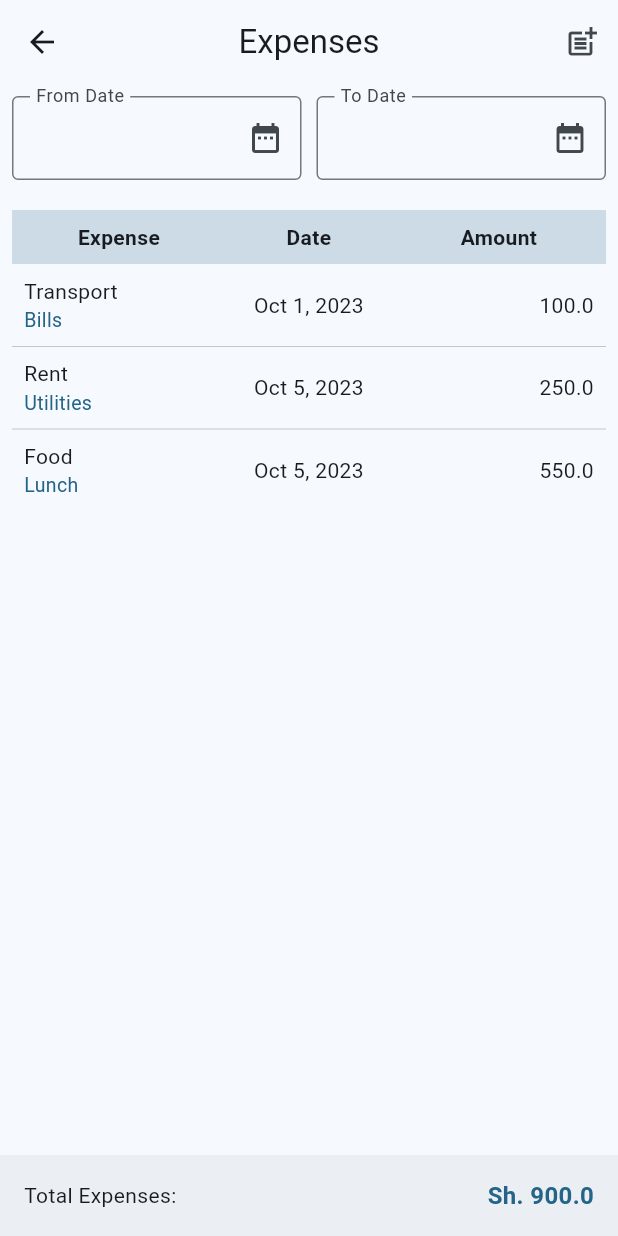
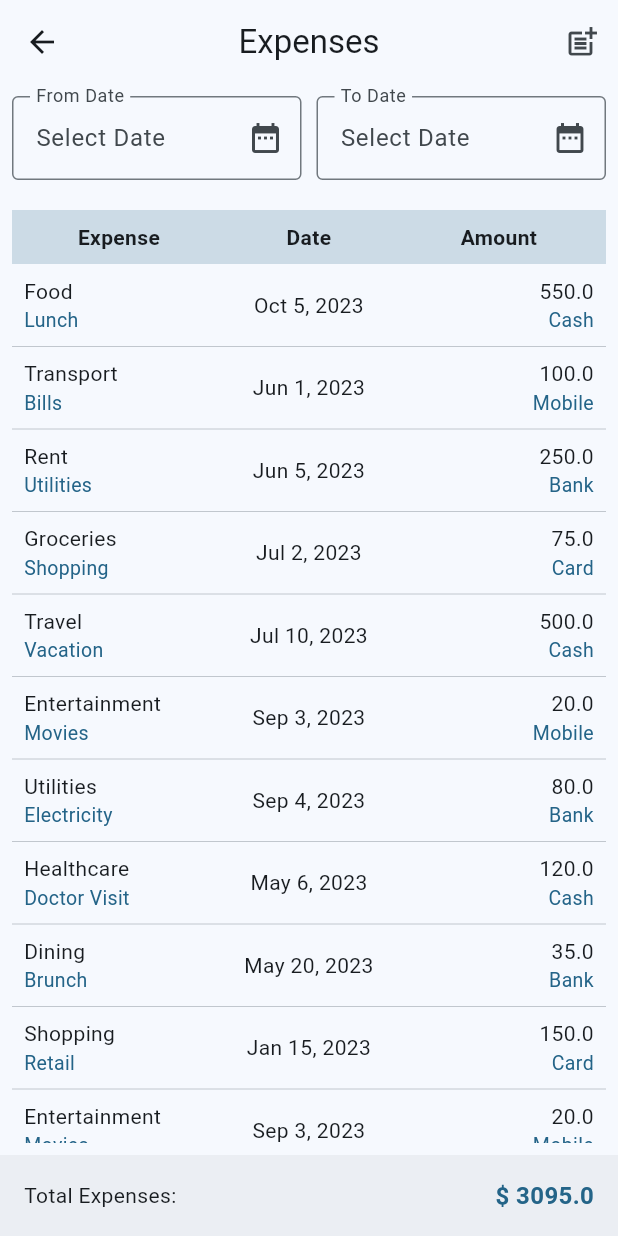
Before and after one commit to timnyambane/shopio, a Flutter app: the ExpensesScreen screen opened directly, on a phone screen of 412 x 824 dp. Run offline on Flutter 3.47's test engine with Material 2 defaults, Android fonts, the light colour scheme and no system bars; our stand-ins replace fluttertoast, get; missing offline and left inert: flutter_barcode_scanner.

Commit message:
Expenses added

```diff
--- a/lib/components/grid.dart
+++ b/lib/components/grid.dart
@@ -21,7 +21,7 @@ class GridItems {
 }
 
 List<GridItems> gridIcons = [
-  GridItems(title: 'Sell', icon: 'assets/sell.png', screen: const SellScreen()),
+  GridItems(title: 'Sell', icon: 'assets/sell.png', screen: SellScreen()),
   GridItems(
       title: 'Parties', icon: 'assets/parties.png', screen: PartiesScreen()),
   GridItems(
--- a/lib/controllers/Expenses/expenses_controller.dart
+++ b/lib/controllers/Expenses/expenses_controller.dart
@@ -5,30 +5,76 @@ class ExpensesController extends GetxController {
   final fromCtr = TextEditingController();
   final toCtr = TextEditingController();
   final expensesList = <Map<String, dynamic>>[].obs;
+  RxList<Map<String, dynamic>> filteredExpenses = <Map<String, dynamic>>[].obs;
 
   @override
   void onInit() {
     super.onInit();
-    addExpense('Transport', 'Bills', DateTime(2023, 10, 1), 100);
-    addExpense('Rent', 'Utilities', DateTime(2023, 10, 5), 250);
-    addExpense('Food', 'Lunch', DateTime(2023, 10, 5), 550);
+    addExpense('Food', 'Lunch', DateTime(2023, 10, 5), 550, 'Cash');
+    addExpense('Transport', 'Bills', DateTime(2023, 6, 1), 100, 'Mobile');
+    addExpense('Rent', 'Utilities', DateTime(2023, 6, 5), 250, 'Bank');
+    addExpense('Groceries', 'Shopping', DateTime(2023, 7, 2), 75, 'Card');
+    addExpense('Travel', 'Vacation', DateTime(2023, 7, 10), 500, 'Cash');
+    addExpense('Entertainment', 'Movies', DateTime(2023, 9, 3), 20, 'Mobile');
+    addExpense('Utilities', 'Electricity', DateTime(2023, 9, 4), 80, 'Bank');
+    addExpense('Healthcare', 'Doctor Visit', DateTime(2023, 5, 6), 120, 'Cash');
+    addExpense('Clothing', 'Shopping', DateTime(2023, 10, 7), 50, 'Card');
+    addExpense('Dining', 'Dinner', DateTime(2023, 10, 8), 30, 'Cash');
+    addExpense('Education', 'Books', DateTime(2023, 10, 9), 60, 'Mobile');
+    addExpense('Dining', 'Brunch', DateTime(2023, 5, 20), 35, 'Bank');
+    addExpense('Shopping', 'Retail', DateTime(2023, 1, 15), 150, 'Card');
+    addExpense('Entertainment', 'Movies', DateTime(2023, 9, 3), 20, 'Mobile');
+    addExpense('Utilities', 'Electricity', DateTime(2023, 9, 4), 80, 'Bank');
+    addExpense('Healthcare', 'Doctor Visit', DateTime(2023, 5, 6), 120, 'Cash');
+    addExpense('Clothing', 'Shopping', DateTime(2023, 10, 7), 50, 'Card');
+    addExpense('Dining', 'Dinner', DateTime(2023, 10, 8), 30, 'Cash');
+    addExpense('Education', 'Books', DateTime(2023, 10, 9), 60, 'Mobile');
+    addExpense('Dining', 'Brunch', DateTime(2023, 5, 20), 35, 'Bank');
+    addExpense('Shopping', 'Retail', DateTime(2023, 1, 15), 150, 'Card');
+    addExpense('Entertainment', 'Movies', DateTime(2023, 9, 3), 20, 'Mobile');
+    addExpense('Utilities', 'Electricity', DateTime(2023, 9, 4), 80, 'Bank');
+    addExpense('Healthcare', 'Doctor Visit', DateTime(2023, 5, 6), 120, 'Cash');
+    addExpense('Clothing', 'Shopping', DateTime(2023, 10, 7), 50, 'Card');
+    addExpense('Dining', 'Dinner', DateTime(2023, 10, 8), 30, 'Cash');
+    addExpense('Education', 'Books', DateTime(2023, 10, 9), 60, 'Mobile');
+    addExpense('Dining', 'Brunch', DateTime(2023, 5, 20), 35, 'Bank');
+    addExpense('Shopping', 'Retail', DateTime(2023, 1, 15), 150, 'Card');
+    addExpense('Entertainment', 'Movies', DateTime(2023, 9, 3), 20, 'Mobile');
+    addExpense('Utilities', 'Electricity', DateTime(2023, 9, 4), 80, 'Bank');
+    addExpense('Healthcare', 'Doctor Visit', DateTime(2023, 5, 6), 120, 'Cash');
+    addExpense('Clothing', 'Shopping', DateTime(2023, 10, 7), 50, 'Card');
+    addExpense('Dining', 'Dinner', DateTime(2023, 10, 8), 30, 'Cash');
+    addExpense('Education', 'Books', DateTime(2023, 10, 9), 60, 'Mobile');
+    addExpense('Dining', 'Brunch', DateTime(2023, 5, 20), 35, 'Bank');
+    addExpense('Shopping', 'Retail', DateTime(2023, 1, 15), 150, 'Card');
+    filterExpenses(DateTime(2000, 1, 1), DateTime.now());
   }
 
   double getTotalExpenses() {
     double total = 0;
-    for (final expenseData in expensesList) {
+    for (final expenseData in filteredExpenses) {
       total += expenseData['amount'];
     }
     return total;
   }
 
-  void addExpense(String expense, String expCat, DateTime date, double amount) {
+  void addExpense(String expense, String expCat, DateTime date, double amount,
+      String paymentMethod) {
     expensesList.add({
       'expense': expense,
       'exp_cat': expCat,
       'date': date,
       'amount': amount,
+      'payment_method': paymentMethod,
     });
+  }
+
+  void filterExpenses(DateTime fromDate, DateTime toDate) {
+    filteredExpenses.assignAll(expensesList.where((expenseData) {
+      final date = expenseData['date'] as DateTime;
+      return date.isAfter(fromDate.subtract(const Duration(days: 1))) &&
+          date.isBefore(toDate.add(const Duration(days: 1)));
+    }).toList());
   }
 
   @override
--- a/lib/controllers/Party/add_party_controller.dart
+++ b/lib/controllers/Party/add_party_controller.dart
@@ -30,7 +30,7 @@ class AddPartyController extends GetxController {
       isCreating.value = true;
 
       try {
-        final party = Party(
+        final party = PartyModel(
           name: capitalize(nameCtr.text),
           phone: phoneCtr.text,
           role: selectedRole.value,
--- a/lib/controllers/Party/update_party_controller.dart
+++ b/lib/controllers/Party/update_party_controller.dart
@@ -30,7 +30,7 @@ class UpdatePartyController extends GetxController {
       isUpdating.value = true;
 
       try {
-        final party = Party(
+        final party = PartyModel(
           id: partyId,
           name: capitalize(nameCtr.text),
           phone: phoneCtr.text,
--- /dev/null
+++ b/lib/controllers/Sell/sell_controller.dart
@@ -0,0 +1,6 @@
+import 'package:flutter/material.dart';
+import 'package:get/get.dart';
+
+class SellController extends GetxController {
+  final searchCtr = TextEditingController();
+}
--- a/lib/controllers/products/add_product_controller.dart
+++ b/lib/controllers/products/add_product_controller.dart
@@ -41,9 +41,7 @@ class AddProductController extends GetxController {
 
   void submitProduct() async {
     if (formKey.currentState!.validate()) {
-      if (productCategory.value == 'Select category') {
-        Get.snackbar("Warning", "Please select category");
-      } else if (units.value == '') {
+      if (units.value == '') {
         Get.snackbar("Warning", "Please select units");
       } else {
         isAdding.value = true;
@@ -91,7 +89,7 @@ class AddProductController extends GetxController {
           }
         } catch (e) {
           Fluttertoast.showToast(
-              msg: 'Error creating party: $e',
+              msg: 'Error creating product: $e',
               toastLength: Toast.LENGTH_SHORT,
               gravity: ToastGravity.TOP,
               backgroundColor: Colors.red,
--- a/lib/controllers/products/products_controller.dart
+++ b/lib/controllers/products/products_controller.dart
@@ -3,6 +3,8 @@ import 'package:fluttertoast/fluttertoast.dart';
 import 'package:get/get.dart';
 import 'package:http/http.dart' as http;
 import 'dart:convert';
+
+import 'package:shopio/utils/constants.dart';
 
 class ProductsController extends GetxController {
   final loading = true.obs;
@@ -19,7 +21,7 @@ class ProductsController extends GetxController {
   Future<void> fetchProducts() async {
     loading.value = true;
     try {
-      final url = Uri.parse('https://jacmwas.pythonanywhere.com/products/');
+      final url = Uri.parse(Constants.productsEndpoint);
       final response = await http.get(url);
       if (response.statusCode == 200) {
         final List<dynamic> responseData = json.decode(response.body);
--- a/lib/views/Auth/register.dart
+++ b/lib/views/Auth/register.dart
@@ -1,7 +1,7 @@
 import 'package:flutter/material.dart';
 import 'package:get/get.dart';
 
-import '../../controllers/auth/register_controller.dart';
+import '../../controllers/Auth/register_controller.dart';
 
 class RegisterScreen extends StatelessWidget {
   const RegisterScreen({super.key});
--- a/lib/views/Expenses/add_expense.dart
+++ b/lib/views/Expenses/add_expense.dart
@@ -48,7 +48,7 @@ class AddExpenseScreen extends StatelessWidget {
                   controller: controller.expCatCtr,
                   onTap: () async {},
                   decoration: const InputDecoration(
-                    labelText: 'Product Category',
+                    labelText: 'Expense Category',
                     floatingLabelBehavior: FloatingLabelBehavior.always,
                     suffixIcon: Icon(Icons.category),
                     border: OutlineInputBorder(),
--- a/lib/views/Expenses/expenses.dart
+++ b/lib/views/Expenses/expenses.dart
@@ -21,11 +21,11 @@ class ExpensesScreen extends StatelessWidget {
             onPressed: () {
               Navigator.of(context).push(_createRoute());
             },
-              icon: const Icon(Icons.post_add))
+            icon: const Icon(Icons.post_add),
+          )
         ],
       ),
-      body: SingleChildScrollView(
-        child: Padding(
+      body: Padding(
         padding: const EdgeInsets.all(8.0),
         child: Column(
           children: [
@@ -39,18 +39,29 @@ class ExpensesScreen extends StatelessWidget {
                     onTap: () async {
                       final selectedDate = await showDatePicker(
                         context: context,
-                          initialDate: DateTime.now(),
+                        initialDate: controller.fromCtr.text.isNotEmpty
+                            ? DateFormat('MMM d, y')
+                                .parse(controller.fromCtr.text)
+                            : DateTime.now(),
                         firstDate: DateTime(2000),
                         lastDate: DateTime.now(),
                       );
                       if (selectedDate != null) {
                         controller.fromCtr.text =
                             DateFormat('MMM d, y').format(selectedDate);
+                        if (controller.toCtr.text.isNotEmpty) {
+                          final fromDate = DateFormat('MMM d, y')
+                              .parse(controller.fromCtr.text);
+                          final toDate = DateFormat('MMM d, y')
+                              .parse(controller.toCtr.text);
+                          controller.filterExpenses(fromDate, toDate);
+                        }
                       }
                     },
                     decoration: const InputDecoration(
                       floatingLabelBehavior: FloatingLabelBehavior.always,
                       labelText: 'From Date',
+                      hintText: 'Select Date',
                       suffixIcon: Icon(Icons.date_range),
                       border: OutlineInputBorder(),
                     ),
@@ -64,17 +75,28 @@ class ExpensesScreen extends StatelessWidget {
                     onTap: () async {
                       final selectedDate = await showDatePicker(
                         context: context,
-                          initialDate: DateTime.now(),
+                        initialDate: controller.toCtr.text.isNotEmpty
+                            ? DateFormat('MMM d, y')
+                                .parse(controller.toCtr.text)
+                            : DateTime.now(),
                         firstDate: DateTime(2000),
                         lastDate: DateTime.now(),
                       );
                       if (selectedDate != null) {
                         controller.toCtr.text =
                             DateFormat('MMM d, y').format(selectedDate);
+                        if (controller.fromCtr.text.isNotEmpty) {
+                          final fromDate = DateFormat('MMM d, y')
+                              .parse(controller.fromCtr.text);
+                          final toDate = DateFormat('MMM d, y')
+                              .parse(controller.toCtr.text);
+                          controller.filterExpenses(fromDate, toDate);
+                        }
                       }
                     },
                     decoration: const InputDecoration(
                       labelText: 'To Date',
+                      hintText: 'Select Date',
                       floatingLabelBehavior: FloatingLabelBehavior.always,
                       suffixIcon: Icon(Icons.date_range),
                       border: OutlineInputBorder(),
@@ -84,8 +106,6 @@ class ExpensesScreen extends StatelessWidget {
               ],
             ),
             const SizedBox(height: 20),
-              Column(
-                children: [
             Container(
               padding: const EdgeInsets.all(8.0),
               color: Theme.of(context).primaryColor.withOpacity(0.2),
@@ -115,11 +135,23 @@ class ExpensesScreen extends StatelessWidget {
                 ],
               ),
             ),
-                  ListView.separated(
-                    shrinkWrap: true,
-                    itemCount: controller.expensesList.length,
+            Expanded(
+              child: Obx(
+                () {
+                  if (controller.filteredExpenses.isEmpty) {
+                    return const Padding(
+                      padding: EdgeInsets.all(8.0),
+                      child: Center(
+                        child: Text(
+                          "No expenses",
+                        ),
+                      ),
+                    );
+                  } else {
+                    return ListView.separated(
+                      itemCount: controller.filteredExpenses.length,
                       itemBuilder: (context, index) {
-                      final expenseData = controller.expensesList[index];
+                        final expenseData = controller.filteredExpenses[index];
                         return Padding(
                           padding: const EdgeInsets.all(8.0),
                           child: Row(
@@ -137,7 +169,8 @@ class ExpensesScreen extends StatelessWidget {
                                       textAlign: TextAlign.start,
                                       style: TextStyle(
                                         fontSize: 13.0,
-                                        color: Theme.of(context).primaryColor),
+                                        color: Theme.of(context).primaryColor,
+                                      ),
                                     ),
                                   ],
                                 ),
@@ -150,9 +183,22 @@ class ExpensesScreen extends StatelessWidget {
                                 ),
                               ),
                               Expanded(
-                              child: Text(
+                                child: Column(
+                                  crossAxisAlignment: CrossAxisAlignment.end,
+                                  children: [
+                                    Text(
                                       expenseData['amount'].toString(),
                                       textAlign: TextAlign.end,
+                                    ),
+                                    Text(
+                                      expenseData['payment_method'].toString(),
+                                      style: TextStyle(
+                                        fontSize: 13.0,
+                                        color: Theme.of(context).primaryColor,
+                                      ),
+                                      textAlign: TextAlign.end,
+                                    ),
+                                  ],
                                 ),
                               ),
                             ],
@@ -161,11 +207,12 @@ class ExpensesScreen extends StatelessWidget {
                       },
                       separatorBuilder: (context, index) =>
                           const Divider(height: 0, thickness: 0),
+                    );
+                  }
+                },
+              ),
             ),
           ],
-              )
-            ],
-          ),
         ),
       ),
       bottomNavigationBar: BottomAppBar(
@@ -176,11 +223,12 @@ class ExpensesScreen extends StatelessWidget {
             children: [
               const Text('Total Expenses:'),
               Text(
-                "Sh. ${controller.getTotalExpenses()}",
+                "\$ ${controller.getTotalExpenses()}",
                 style: TextStyle(
                   fontWeight: FontWeight.bold,
                   fontSize: 16,
-                    color: Theme.of(context).primaryColor),
+                  color: Theme.of(context).primaryColor,
+                ),
               )
             ],
           ),
--- a/lib/views/Parties/update_party.dart
+++ b/lib/views/Parties/update_party.dart
@@ -5,7 +5,7 @@ import '../../controllers/Party/update_party_controller.dart';
 import '../../models/party.dart';
 
 class UpdatePartyScreen extends StatelessWidget {
-  final Party party;
+  final PartyModel party;
   final _controller = Get.put(UpdatePartyController());
 
   UpdatePartyScreen({super.key, required this.party}) {
```
Also changed, not shown: lib/controllers/Party/parties_controller.dart (+4 -4 lines), lib/models/expense.dart (added, +39 -0 lines), lib/models/party.dart (+4 -4 lines), lib/views/Auth/login.dart (+6 -5 lines), lib/views/Parties/parties_list.dart (+9 -10 lines), lib/views/Products/add_product.dart (+7 -2 lines), lib/views/Products/products_list.dart (+9 -12 lines), lib/views/Sell/sell.dart (+32 -9 lines). Lines whose indentation alone changed are shown as unchanged.
